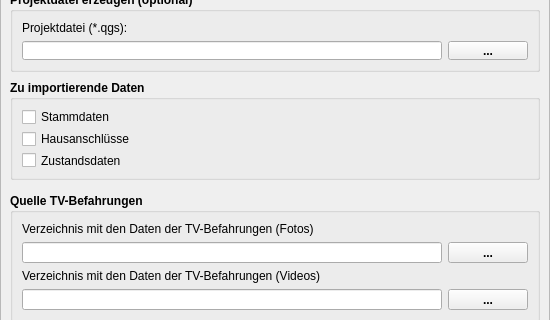
First picture: the form in qkan/isyporter/res/xml_import_dialog_base.ui, repository SonkeHoffmann/QKan-1, before the edit; both pictures show x 0 to 550 and y 334 to 654 of the 550 by 794 pixel window.
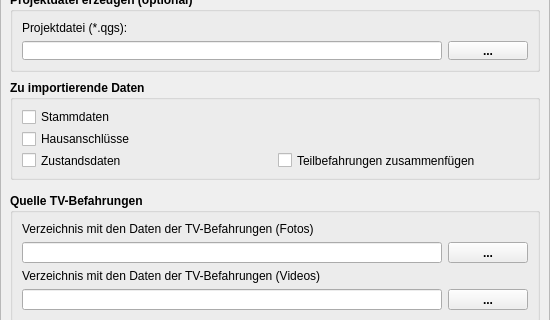
Second picture: the form after the edit. Custom widgets are drawn as their Qt base class.

Diff of the .ui file:
```diff
--- a/qkan/isyporter/res/xml_import_dialog_base.ui
+++ b/qkan/isyporter/res/xml_import_dialog_base.ui
@@ -55,7 +55,7 @@
         <x>0</x>
         <y>0</y>
         <width>548</width>
-        <height>754</height>
+        <height>746</height>
        </rect>
       </property>
       <layout class="QVBoxLayout" name="verticalLayout_3">
@@ -478,6 +478,8 @@
            </widget>
           </item>
           <item>
+           <layout class="QHBoxLayout" name="horizontalLayout_6">
+            <item>
            <widget class="QCheckBox" name="checkBox_3">
             <property name="font">
              <font>
@@ -489,6 +491,21 @@
              <string>Zustandsdaten</string>
             </property>
            </widget>
+            </item>
+            <item>
+             <widget class="QCheckBox" name="cb_teilbefahrung">
+              <property name="font">
+               <font>
+                <weight>50</weight>
+                <bold>false</bold>
+               </font>
+              </property>
+              <property name="text">
+               <string>Teilbefahrungen zusammenfügen</string>
+              </property>
+             </widget>
+            </item>
+           </layout>
           </item>
          </layout>
         </widget>
```
Lines whose indentation alone changed are shown as unchanged.
